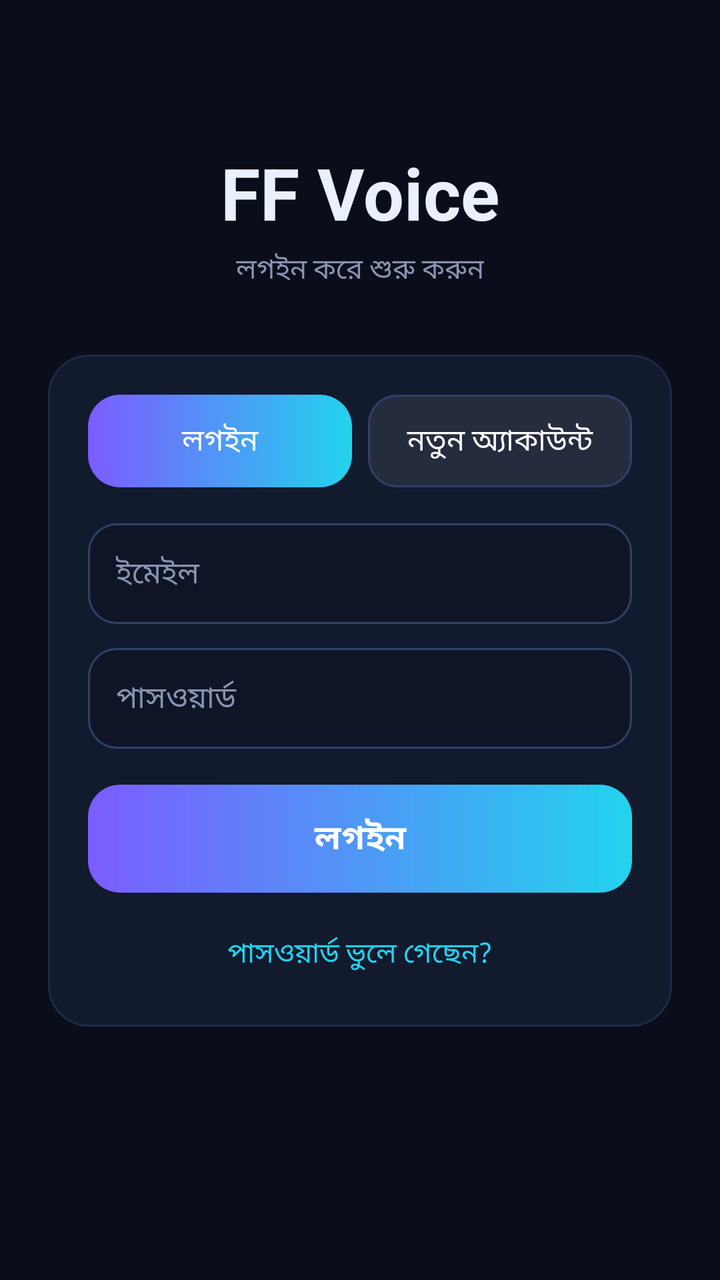
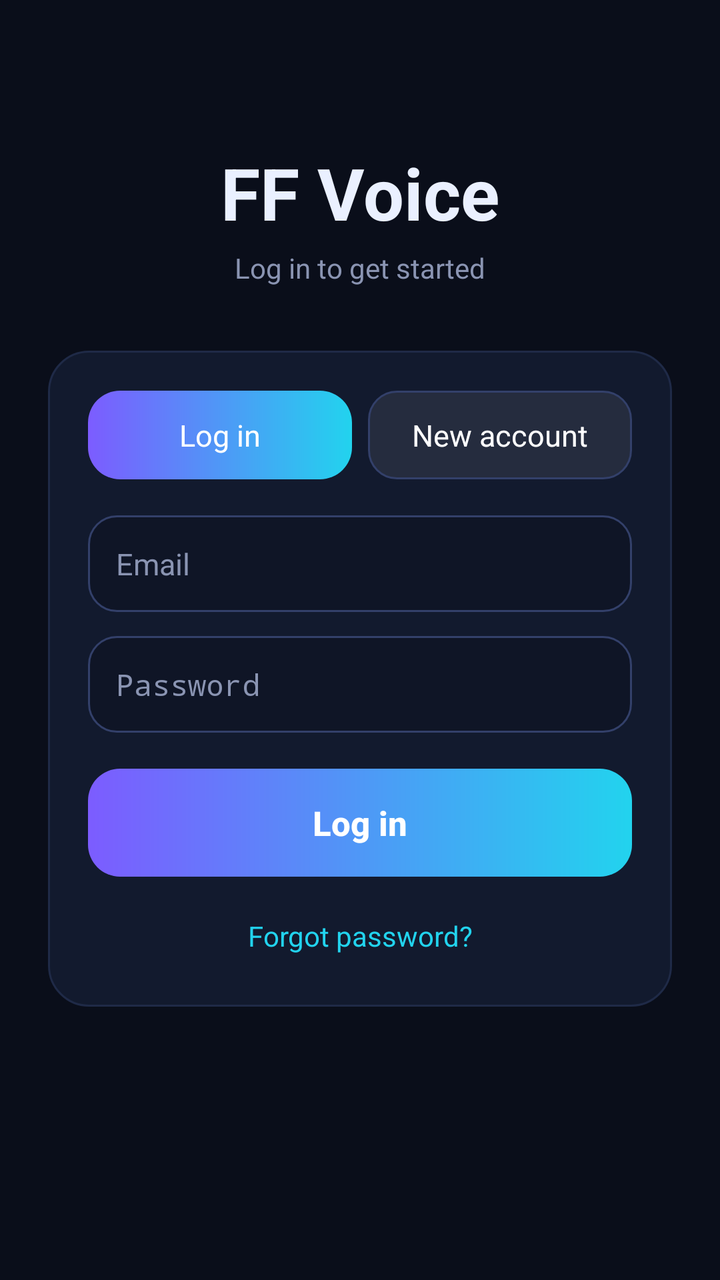

An Android layout rendered at two revisions. The XML below is the earlier revision; the diff shows what the commit changed to produce the second picture.
<!-- AndroidManifest.xml: application theme AppTheme -->
<!-- res/layout/activity_login.xml -->
<?xml version="1.0" encoding="utf-8"?>
<ScrollView xmlns:android="http://schemas.android.com/apk/res/android"
    android:layout_width="match_parent"
    android:layout_height="match_parent"
    android:background="@color/bg"
    android:fillViewport="true">

    <LinearLayout
        android:layout_width="match_parent"
        android:layout_height="wrap_content"
        android:gravity="center_horizontal"
        android:orientation="vertical"
        android:padding="24dp">

        <TextView
            android:layout_width="wrap_content"
            android:layout_height="wrap_content"
            android:layout_marginTop="48dp"
            android:text="FF Voice"
            android:textColor="@color/text"
            android:textSize="36sp"
            android:textStyle="bold" />

        <TextView
            android:id="@+id/tvSub"
            android:layout_width="wrap_content"
            android:layout_height="wrap_content"
            android:layout_marginTop="4dp"
            android:text="লগইন করে শুরু করুন"
            android:textColor="@color/muted"
            android:textSize="14sp" />

        <LinearLayout
            android:layout_width="match_parent"
            android:layout_height="wrap_content"
            android:layout_marginTop="32dp"
            android:background="@drawable/bg_card"
            android:orientation="vertical"
            android:padding="20dp">

            <LinearLayout
                android:layout_width="match_parent"
                android:layout_height="wrap_content"
                android:orientation="horizontal">

                <TextView
                    android:id="@+id/tabLogin"
                    android:layout_width="0dp"
                    android:layout_height="wrap_content"
                    android:layout_marginEnd="4dp"
                    android:layout_weight="1"
                    android:background="@drawable/bg_btn_primary"
                    android:gravity="center"
                    android:padding="12dp"
                    android:text="লগইন"
                    android:textColor="#FFFFFF"
                    android:textSize="15sp" />

                <TextView
                    android:id="@+id/tabRegister"
                    android:layout_width="0dp"
                    android:layout_height="wrap_content"
                    android:layout_marginStart="4dp"
                    android:layout_weight="1"
                    android:background="@drawable/bg_btn_ghost"
                    android:gravity="center"
                    android:padding="12dp"
                    android:text="নতুন অ্যাকাউন্ট"
                    android:textColor="#FFFFFF"
                    android:textSize="15sp" />
            </LinearLayout>

            <EditText
                android:id="@+id/etEmail"
                android:layout_width="match_parent"
                android:layout_height="wrap_content"
                android:layout_marginTop="18dp"
                android:background="@drawable/bg_input"
                android:hint="ইমেইল"
                android:inputType="textEmailAddress"
                android:maxLines="1"
                android:padding="14dp"
                android:textColor="@color/text"
                android:textColorHint="@color/muted"
                android:textSize="15sp" />

            <EditText
                android:id="@+id/etPass"
                android:layout_width="match_parent"
                android:layout_height="wrap_content"
                android:layout_marginTop="12dp"
                android:background="@drawable/bg_input"
                android:hint="পাসওয়ার্ড"
                android:inputType="textPassword"
                android:maxLines="1"
                android:padding="14dp"
                android:textColor="@color/text"
                android:textColorHint="@color/muted"
                android:textSize="15sp" />

            <EditText
                android:id="@+id/etConfirm"
                android:layout_width="match_parent"
                android:layout_height="wrap_content"
                android:layout_marginTop="12dp"
                android:background="@drawable/bg_input"
                android:hint="পাসওয়ার্ড আবার লিখুন"
                android:inputType="textPassword"
                android:maxLines="1"
                android:padding="14dp"
                android:textColor="@color/text"
                android:textColorHint="@color/muted"
                android:textSize="15sp"
                android:visibility="gone" />

            <TextView
                android:id="@+id/tvMsg"
                android:layout_width="match_parent"
                android:layout_height="wrap_content"
                android:layout_marginTop="12dp"
                android:textColor="@color/danger"
                android:textSize="13sp"
                android:visibility="gone" />

            <Button
                android:id="@+id/btnSubmit"
                android:layout_width="match_parent"
                android:layout_height="54dp"
                android:layout_marginTop="18dp"
                android:background="@drawable/bg_btn_primary"
                android:stateListAnimator="@null"
                android:text="লগইন"
                android:textAllCaps="false"
                android:textColor="#FFFFFF"
                android:textSize="17sp"
                android:textStyle="bold" />

            <TextView
                android:id="@+id/tvForgot"
                android:layout_width="match_parent"
                android:layout_height="wrap_content"
                android:layout_marginTop="14dp"
                android:gravity="center"
                android:padding="6dp"
                android:text="পাসওয়ার্ড ভুলে গেছেন?"
                android:textColor="@color/accent2"
                android:textSize="14sp" />
        </LinearLayout>
    </LinearLayout>
</ScrollView>
<!-- resources referenced by this layout -->
<resources>
  <color name="accent2">#22D3EE</color>
  <color name="bg">#0A0E1A</color>
  <color name="danger">#F43F5E</color>
  <color name="muted">#8A94B2</color>
  <color name="text">#EAF0FF</color>
  <!-- drawable bg_btn_ghost (drawable) -->
  <?xml version="1.0" encoding="utf-8"?>
  <shape xmlns:android="http://schemas.android.com/apk/res/android" android:shape="rectangle">
      <solid android:color="#14FFFFFF" />
      <corners android:radius="14dp" />
      <stroke android:width="1dp" android:color="@color/stroke_strong" />
  </shape>
  <!-- drawable bg_btn_primary (drawable) -->
  <?xml version="1.0" encoding="utf-8"?>
  <shape xmlns:android="http://schemas.android.com/apk/res/android" android:shape="rectangle">
      <gradient android:startColor="@color/accent1" android:endColor="@color/accent2" android:angle="0" />
      <corners android:radius="16dp" />
  </shape>
  <!-- drawable bg_card (drawable) -->
  <?xml version="1.0" encoding="utf-8"?>
  <shape xmlns:android="http://schemas.android.com/apk/res/android" android:shape="rectangle">
      <solid android:color="@color/card" />
      <corners android:radius="20dp" />
      <stroke android:width="1dp" android:color="@color/stroke" />
  </shape>
  <!-- drawable bg_input (drawable) -->
  <?xml version="1.0" encoding="utf-8"?>
  <shape xmlns:android="http://schemas.android.com/apk/res/android" android:shape="rectangle">
      <solid android:color="#0F1526" />
      <corners android:radius="14dp" />
      <stroke android:width="1dp" android:color="@color/stroke_strong" />
  </shape>
  <style name="AppTheme" parent="@android:style/Theme.DeviceDefault.NoActionBar">
          <item name="android:windowBackground">@color/bg</item>
          <item name="android:statusBarColor">@color/bg</item>
          <item name="android:navigationBarColor">@color/bg</item>
      </style>
  <color name="stroke_strong">#33406A</color>
  <color name="accent1">#7C5CFF</color>
  <color name="card">#121A2E</color>
  <color name="stroke">#1F2A47</color>
</resources>

<!-- the commit's change to res/layout/activity_login.xml (unified diff, before → after) -->
@@ -26,7 +26,7 @@
             android:layout_width="wrap_content"
             android:layout_height="wrap_content"
             android:layout_marginTop="4dp"
-            android:text="লগইন করে শুরু করুন"
+            android:text="@string/sub_login"
             android:textColor="@color/muted"
             android:textSize="14sp" />
 
@@ -52,7 +52,7 @@
                     android:background="@drawable/bg_btn_primary"
                     android:gravity="center"
                     android:padding="12dp"
-                    android:text="লগইন"
+                    android:text="@string/login"
                     android:textColor="#FFFFFF"
                     android:textSize="15sp" />
 
@@ -65,7 +65,7 @@
                     android:background="@drawable/bg_btn_ghost"
                     android:gravity="center"
                     android:padding="12dp"
-                    android:text="নতুন অ্যাকাউন্ট"
+                    android:text="@string/new_account"
                     android:textColor="#FFFFFF"
                     android:textSize="15sp" />
             </LinearLayout>
@@ -76,7 +76,7 @@
                 android:layout_height="wrap_content"
                 android:layout_marginTop="18dp"
                 android:background="@drawable/bg_input"
-                android:hint="ইমেইল"
+                android:hint="@string/email_hint"
                 android:inputType="textEmailAddress"
                 android:maxLines="1"
                 android:padding="14dp"
@@ -90,7 +90,7 @@
                 android:layout_height="wrap_content"
                 android:layout_marginTop="12dp"
                 android:background="@drawable/bg_input"
-                android:hint="পাসওয়ার্ড"
+                android:hint="@string/password_hint"
                 android:inputType="textPassword"
                 android:maxLines="1"
                 android:padding="14dp"
@@ -104,7 +104,7 @@
                 android:layout_height="wrap_content"
                 android:layout_marginTop="12dp"
                 android:background="@drawable/bg_input"
-                android:hint="পাসওয়ার্ড আবার লিখুন"
+                android:hint="@string/confirm_hint"
                 android:inputType="textPassword"
                 android:maxLines="1"
                 android:padding="14dp"
@@ -129,7 +129,7 @@
                 android:layout_marginTop="18dp"
                 android:background="@drawable/bg_btn_primary"
                 android:stateListAnimator="@null"
-                android:text="লগইন"
+                android:text="@string/login"
                 android:textAllCaps="false"
                 android:textColor="#FFFFFF"
                 android:textSize="17sp"
@@ -142,7 +142,7 @@
                 android:layout_marginTop="14dp"
                 android:gravity="center"
                 android:padding="6dp"
-                android:text="পাসওয়ার্ড ভুলে গেছেন?"
+                android:text="@string/forgot"
                 android:textColor="@color/accent2"
                 android:textSize="14sp" />
         </LinearLayout>
<!-- resource entries referenced after the edit -->
@@ -32,6 +32,13 @@
       <corners android:radius="14dp" />
       <stroke android:width="1dp" android:color="@color/stroke_strong" />
   </shape>
+  <string name="confirm_hint">Confirm password</string>
+  <string name="email_hint">Email</string>
+  <string name="forgot">Forgot password?</string>
+  <string name="login">Log in</string>
+  <string name="new_account">New account</string>
+  <string name="password_hint">Password</string>
+  <string name="sub_login">Log in to get started</string>
   <style name="AppTheme" parent="@android:style/Theme.DeviceDefault.NoActionBar">
           <item name="android:windowBackground">@color/bg</item>
           <item name="android:statusBarColor">@color/bg</item>
